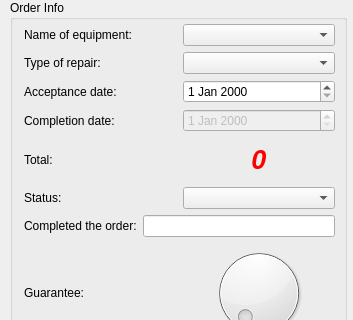
First picture: the form in record.ui, repository 0x000N3X4N/HomeApplianceService, before the edit; both pictures show x 0 to 353 and y 0 to 320 of the 353 by 474 pixel window.
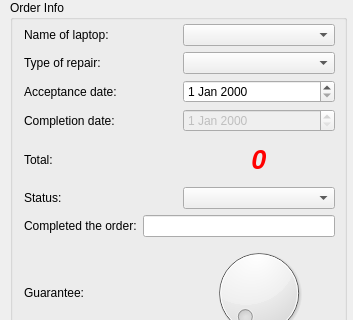
Second picture: the form after the edit.

The edit to the form file:
```diff
--- a/record.ui
+++ b/record.ui
@@ -81,7 +81,7 @@
        <item>
         <widget class="QLabel" name="name_label">
          <property name="text">
-          <string>Name of equipment:</string>
+          <string>Name of laptop:</string>
          </property>
         </widget>
        </item>
```
